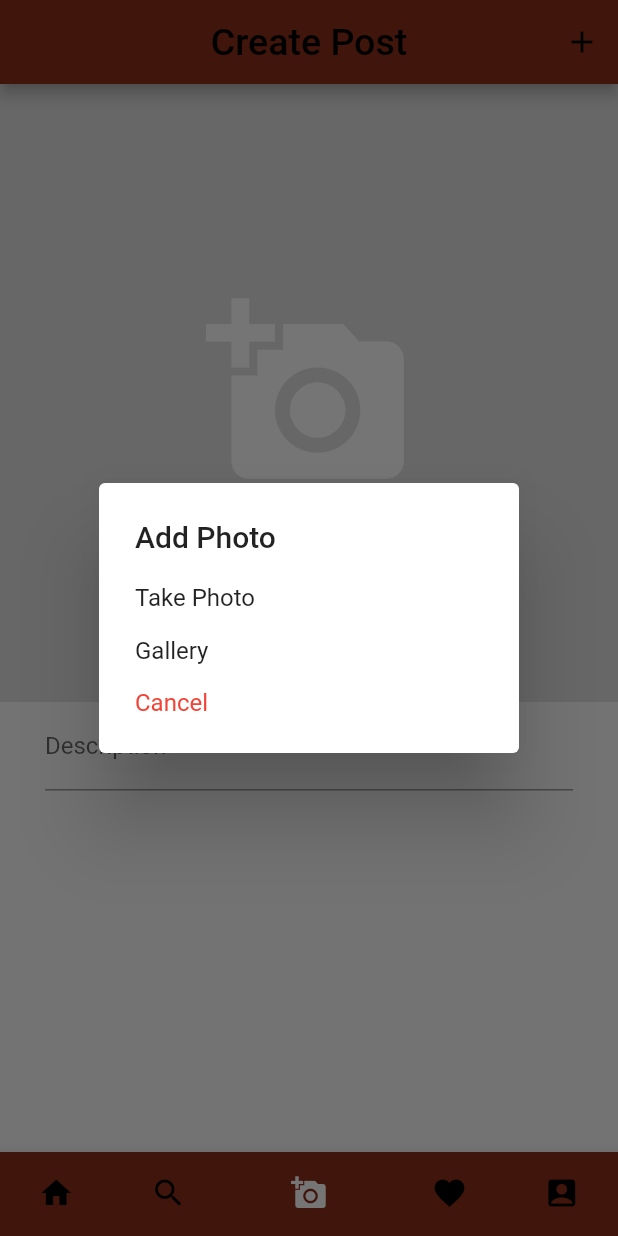
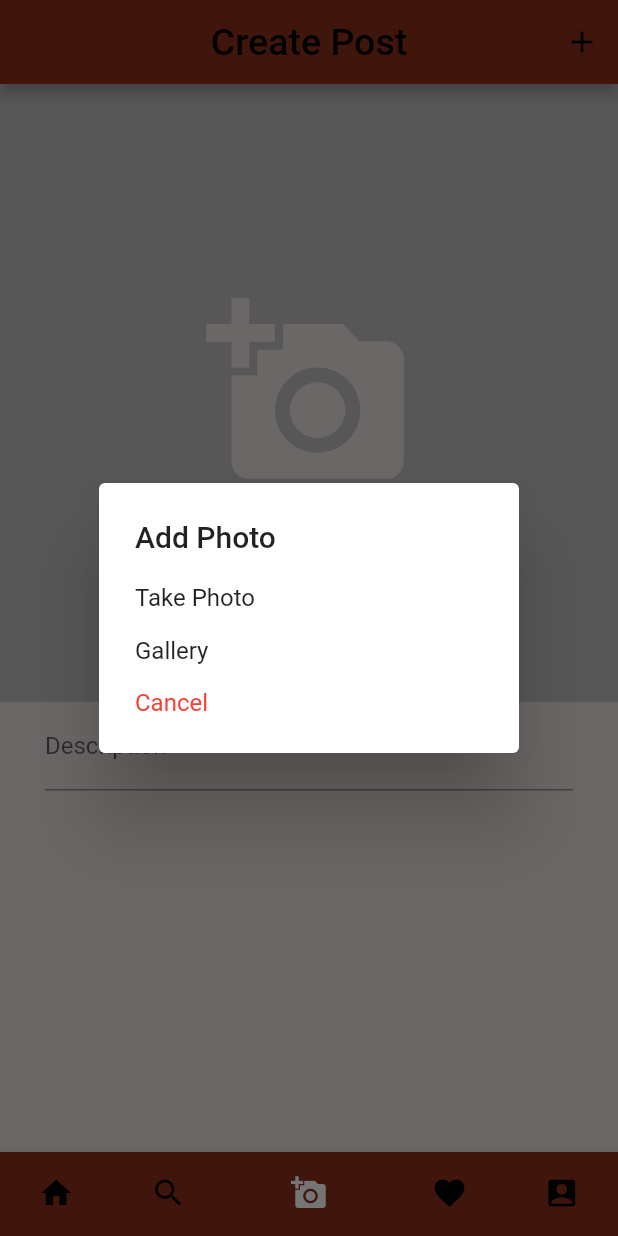
Before and after one commit to softeng-feup/open-cx-one-word, a Flutter app: the screen it shows once a user with an empty profile is signed in, item 3 of the bottom bar chosen, after a tap on the "add a photo" icon, on a phone screen of 412 x 824 dp. Run offline on Flutter 3.47's test engine with Material 2 defaults, Android fonts, the phone set to English and light mode, and no system bars; our stand-ins replace cached_network_image, cloud_firestore, email_validator, firebase_auth, firebase_storage, flutter_image_compress and 2 more; accounts and stored records are empty.

Commit message:
Changed pages background

```diff
--- a/my_conference/lib/pages/activityPage.dart
+++ b/my_conference/lib/pages/activityPage.dart
@@ -21,7 +21,9 @@ class _ActivityPageState extends State<ActivityPage> {
           ),
         )
       ),
-      body: Center(child: Text('Activity'),),
+      body: Container(
+        color: Color(0xFFEBE1E1),
+        child: Center(child: Text('Activity'),)),
     );
   }
 }
--- a/my_conference/lib/pages/createPostPage.dart
+++ b/my_conference/lib/pages/createPostPage.dart
@@ -11,7 +11,6 @@ import 'package:my_conference/services/storageService.dart';
 import 'package:provider/provider.dart';
 
 class CreatePostPage extends StatefulWidget {
-
   static final String id = 'createPostPage';
 
   @override
@@ -19,25 +18,24 @@ class CreatePostPage extends StatefulWidget {
 }
 
 class _CreatePostPageState extends State<CreatePostPage> {
-
   File _image;
   TextEditingController _descriptionController = TextEditingController();
   String _description = '';
   bool _isLoading = false;
 
-  _showSelectImageDialog(){
-    return Platform.isAndroid ? _androidDialog() : _iosDialog() ;
+  _showSelectImageDialog() {
+    return Platform.isAndroid ? _androidDialog() : _iosDialog();
   }
 
-  _iosDialog(){
+  _iosDialog() {
     //TODO
     print('ios');
   }
 
-  _androidDialog(){
+  _androidDialog() {
     showDialog(
         context: context,
-      builder: (BuildContext context){
+        builder: (BuildContext context) {
           return SimpleDialog(
             title: Text('Add Photo'),
             children: <Widget>[
@@ -60,14 +58,13 @@ bool _isLoading = false;
               ),
             ],
           );
-      }
-    );
+        });
   }
 
-  _handleImage(ImageSource source) async{
+  _handleImage(ImageSource source) async {
     Navigator.pop(context);
     File image = await ImagePicker.pickImage(source: source);
-    if(image != null){
+    if (image != null) {
       image = await _cropImage(image);
       setState(() {
         _image = image;
@@ -75,7 +72,7 @@ bool _isLoading = false;
     }
   }
 
-  _cropImage(File image) async{
+  _cropImage(File image) async {
     File croppedImage = await ImageCropper.cropImage(
       sourcePath: image.path,
       aspectRatio: CropAspectRatio(ratioX: 1.0, ratioY: 1.0), //square image
@@ -83,15 +80,15 @@ bool _isLoading = false;
     return croppedImage;
   }
 
-  _submit() async{
+  _submit() async {
     print('IM IN');
-    if(!_isLoading && _image != null && _description != null){
+    if (!_isLoading && _image != null && _description != null) {
       setState(() {
         _isLoading = true;
         print('isLoading');
       });
       //Send image to db and create post
-      String imgUrl =  await StorageService.uploadPost(_image);
+      String imgUrl = await StorageService.uploadPost(_image);
       Post post = Post(
         imgUrl: imgUrl,
         description: _description,
@@ -135,31 +132,35 @@ bool _isLoading = false;
             )
           ],
         ),
-      body: GestureDetector(
-        onTap: () => FocusScope.of(context).unfocus(), //hides keyboard after touching out of it
+        body: Container(
+          color: Color(0xFFEBE1E1),
+          child: GestureDetector(
+            onTap: () => FocusScope.of(context)
+                .unfocus(), //hides keyboard after touching out of it
             child: SingleChildScrollView(
               child: Container(
                 height: height,
                 child: Column(
                   children: <Widget>[
-                _isLoading ? Padding(
+                    _isLoading
+                        ? Padding(
                             padding: EdgeInsets.only(bottom: 10.0),
                             child: LinearProgressIndicator(
                               backgroundColor: Colors.blue[200],
                               valueColor: AlwaysStoppedAnimation(Colors.blue),
                             ),
-                ) : SizedBox.shrink(),
+                          )
+                        : SizedBox.shrink(),
                     GestureDetector(
                       onTap: _showSelectImageDialog,
                       child: Container(
                         height: width,
                         width: width,
-                    color:  Colors.grey[300],
-                    child: _image == null ? Icon(
-                      Icons.add_a_photo,
-                      color: Colors.white,
-                      size: width/3
-                    ) : Image(
+                        color: Colors.grey[400],
+                        child: _image == null
+                            ? Icon(Icons.add_a_photo,
+                                color: Color(0xFFEBE1E1), size: width / 3)
+                            : Image(
                                 image: FileImage(_image),
                                 fit: BoxFit.cover,
                               ),
@@ -178,7 +179,7 @@ bool _isLoading = false;
                 ),
               ),
             ),
-      )
-    );
+          ),
+        ));
   }
 }
--- a/my_conference/lib/pages/feedPage.dart
+++ b/my_conference/lib/pages/feedPage.dart
@@ -25,11 +25,14 @@ class _FeedPageState extends State<FeedPage> {
           ),
         )
       ),
-      body: Center(
-        child: FlatButton(
-          onPressed: () => AuthService.logout(),
-          color: Colors.blue,
-          child: Text('Logout'),
+      body: Container(
+        color: Color(0xFFEBE1E1),
+        child: Center(
+          child: FlatButton(
+            onPressed: () => AuthService.logout(),
+            color: Colors.blue,
+            child: Text('Logout'),
+          ),
         ),
       ),
     );
--- a/my_conference/lib/pages/loginPage.dart
+++ b/my_conference/lib/pages/loginPage.dart
@@ -30,6 +30,7 @@ class _LoginPageState extends State<LoginPage> {
     return Scaffold(
       body: SingleChildScrollView(
         child: Container(
+          color: Color(0xFFEBE1E1),
           height: MediaQuery.of(context).size.height,
           child: Column(
             mainAxisAlignment: MainAxisAlignment.center,
--- a/my_conference/lib/pages/profilePage.dart
+++ b/my_conference/lib/pages/profilePage.dart
@@ -36,7 +36,9 @@ class _ProfilePageState extends State<ProfilePage> {
     return new ListView.builder(
         itemCount: posts.length,
         itemBuilder: (BuildContext context, int index) {
-          return Row(
+          return Container(
+            color: Color(0xFFEBE1E1),
+            child: Row(
               children: <Widget>[
                 Container(
                   child: Column(
@@ -64,6 +66,7 @@ class _ProfilePageState extends State<ProfilePage> {
                   ],
                 ),
               ]
+            ),
           );
           /* return new Column(
             children: <Widget>[
--- a/my_conference/lib/pages/searchPage.dart
+++ b/my_conference/lib/pages/searchPage.dart
@@ -64,7 +64,9 @@ class _SearchPageState extends State<SearchPage> {
           },
         ),
       ),
-      body: _userQuery == null
+      body: Container(
+        color: Color(0xFFEBE1E1),
+        child: _userQuery == null
           ? Center(
             child: Text('Search Page'),
             )
@@ -72,8 +74,11 @@ class _SearchPageState extends State<SearchPage> {
           future: _userQuery,
           builder: (context, snapshot) {
             if(!snapshot.hasData){
-            return Center(
+              return Container(
+                color: Color(0xFFEBE1E1),
+                child: Center(
                   child: CircularProgressIndicator(),
+                  ),
               );
             }
             if (snapshot.data.documents.length == 0){
@@ -88,7 +93,8 @@ class _SearchPageState extends State<SearchPage> {
                 return _buildUser(user);
               },
             );
-      })
+        }),
+      )
     );
   }
 }
--- a/my_conference/lib/pages/signupPage.dart
+++ b/my_conference/lib/pages/signupPage.dart
@@ -30,6 +30,7 @@ class _SignupPageState extends State<SignupPage> {
     return Scaffold(
       body: SingleChildScrollView(
         child: Container(
+          color: Color(0xFFEBE1E1),
           height: MediaQuery.of(context).size.height,
           child: Column(
             mainAxisAlignment: MainAxisAlignment.center,
```
Lines whose indentation alone changed are shown as unchanged.
